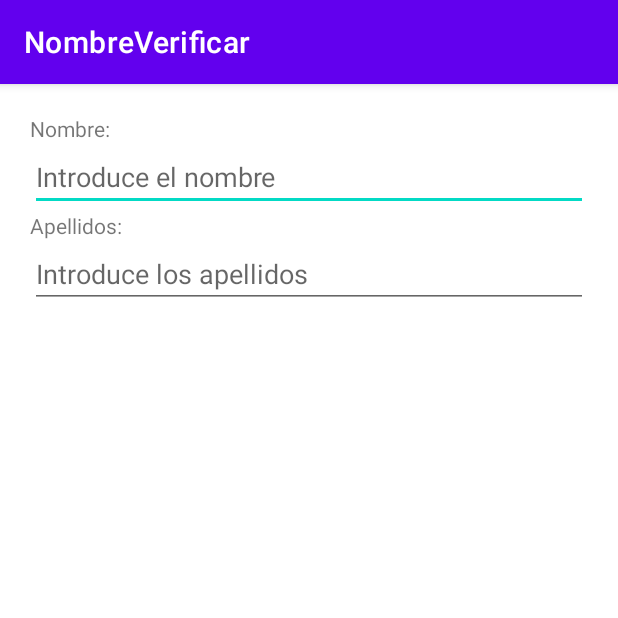
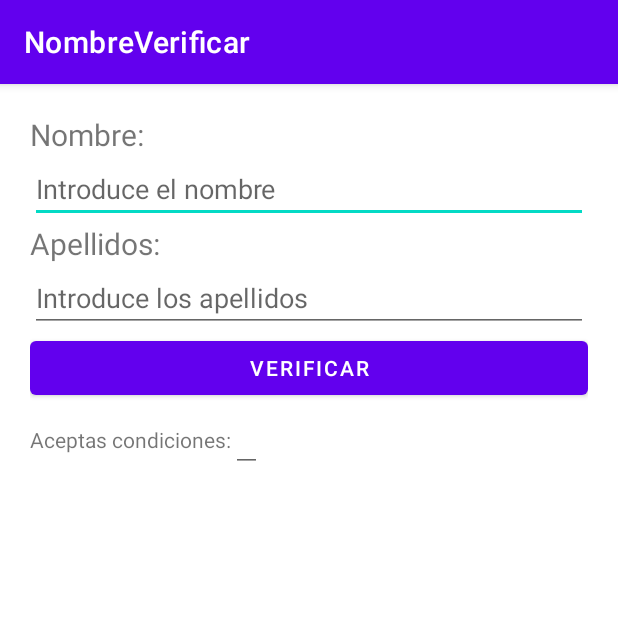
Before and after one commit to Alaynchus/PROM, an Android app: the screen it shows after launch (MainActivity), on a phone screen of 412 x 824 dp, the top half of it. Run offline under Robolectric (Android 15) with nearby library versions, the phone set to English and light mode, and no system bars.

Commit message:
Add files via upload

```diff
--- a/Unidad 2/Ejercicios/Tanda3/src/main/java/com/example/nombreverificar/MainActivity.java
+++ b/Unidad 2/Ejercicios/Tanda3/src/main/java/com/example/nombreverificar/MainActivity.java
@@ -1,14 +1,41 @@
 package com.example.nombreverificar;
 
+import androidx.annotation.Nullable;
 import androidx.appcompat.app.AppCompatActivity;
 
+import android.content.Intent;
 import android.os.Bundle;
+import android.view.View;
+import android.widget.Button;
+import android.widget.EditText;
 
 public class MainActivity extends AppCompatActivity {
+
+    private EditText nombrelbl;
+    private EditText apellidoslbl;
+    private EditText condicioneslbl;
+    private Button verificarbtn;
 
     @Override
     protected void onCreate(Bundle savedInstanceState) {
         super.onCreate(savedInstanceState);
         setContentView(R.layout.activity_main);
+
+        nombrelbl = findViewById(R.id.nombrelbl);
+        apellidoslbl = findViewById(R.id.apellidolbl);
+        condicioneslbl = findViewById(R.id.resultadolbl);
+
+
     }
+    public void listerverificarbtn(View view){
+        String nom = nombrelbl.getText().toString();
+        String ape = apellidoslbl.getText().toString();
+
+        Intent intent = new Intent(MainActivity.this, AceptarActivity.class);
+        intent.putExtra("nombre",nom);
+        intent.putExtra("apellidos",ape);
+        startActivityForResult(intent,1);
+    }
+
+
 }
--- a/Unidad 2/Ejercicios/Tanda3/src/main/res/layout/activity_main.xml
+++ b/Unidad 2/Ejercicios/Tanda3/src/main/res/layout/activity_main.xml
@@ -13,6 +13,7 @@
         android:layout_width="wrap_content"
         android:layout_height="wrap_content"
         android:text="Nombre:"
+        android:textSize="20sp"
         app:layout_constraintBottom_toBottomOf="parent"
         app:layout_constraintEnd_toEndOf="parent"
         app:layout_constraintStart_toStartOf="parent"
@@ -28,7 +29,8 @@
         android:id="@+id/apellidotxt"
         android:layout_width="wrap_content"
         android:layout_height="wrap_content"
-        android:text="Apellidos:" />
+        android:text="Apellidos:"
+        android:textSize="20sp" />
 
     <EditText
         android:id="@+id/apellidolbl"
@@ -36,5 +38,25 @@
         android:layout_height="wrap_content"
         android:hint="Introduce los apellidos" />
 
+    <Button
+        android:id="@+id/button"
+        android:layout_width="match_parent"
+        android:layout_height="wrap_content"
+        android:text="VERIFICAR" />
 
+    <LinearLayout
+        android:layout_width="wrap_content"
+        android:layout_height="wrap_content"
+        android:orientation="horizontal">
+        <TextView
+            android:id="@+id/AceptaContxt"
+            android:layout_width="wrap_content"
+            android:layout_height="wrap_content"
+            android:text="Aceptas condiciones:" />
+
+        <EditText
+            android:id="@+id/resultadolbl"
+            android:layout_width="wrap_content"
+            android:layout_height="wrap_content"/>
+    </LinearLayout>
 </LinearLayout>
```
Also changed, not shown: Unidad 2/Ejercicios/Tanda3/src/main/AndroidManifest.xml (+7 -0 lines), Unidad 2/Ejercicios/Tanda3/src/main/java/com/example/nombreverificar/AceptarActivity.java (added, +37 -0 lines), Unidad 2/Ejercicios/Tanda3/src/main/res/layout/activity_aceptar_condiciones.xml (added, +26 -0 lines).
